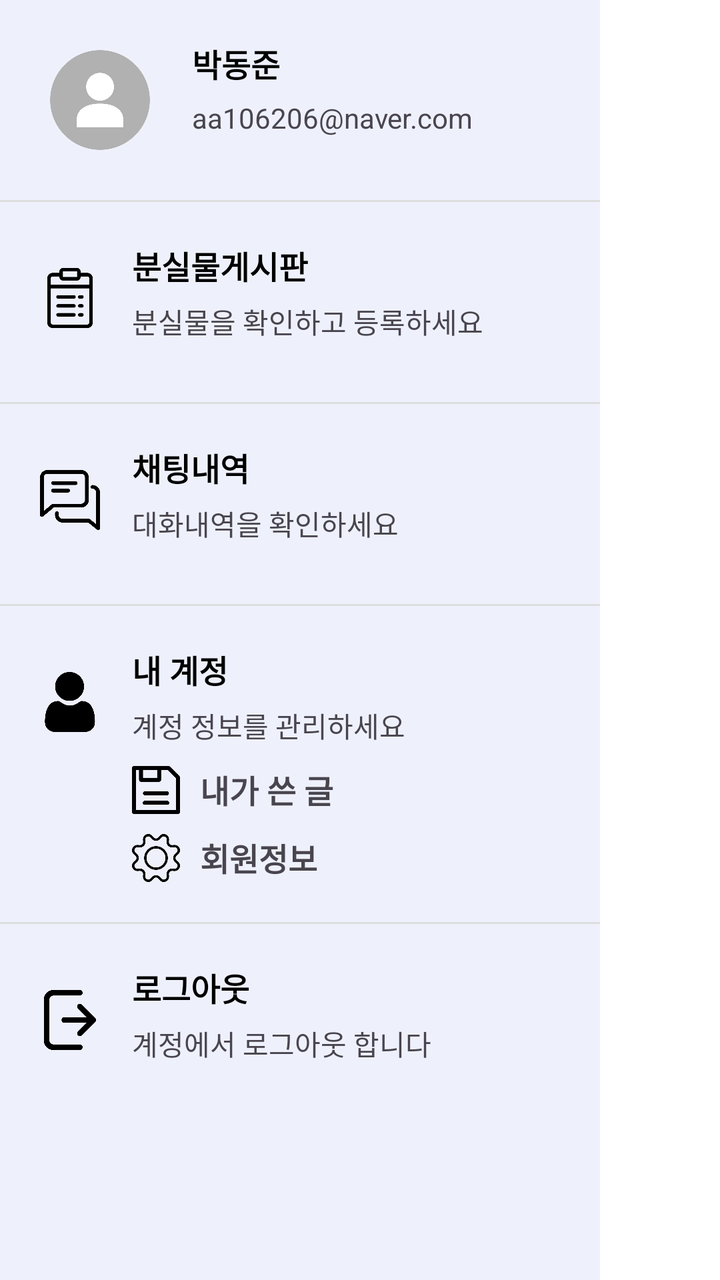
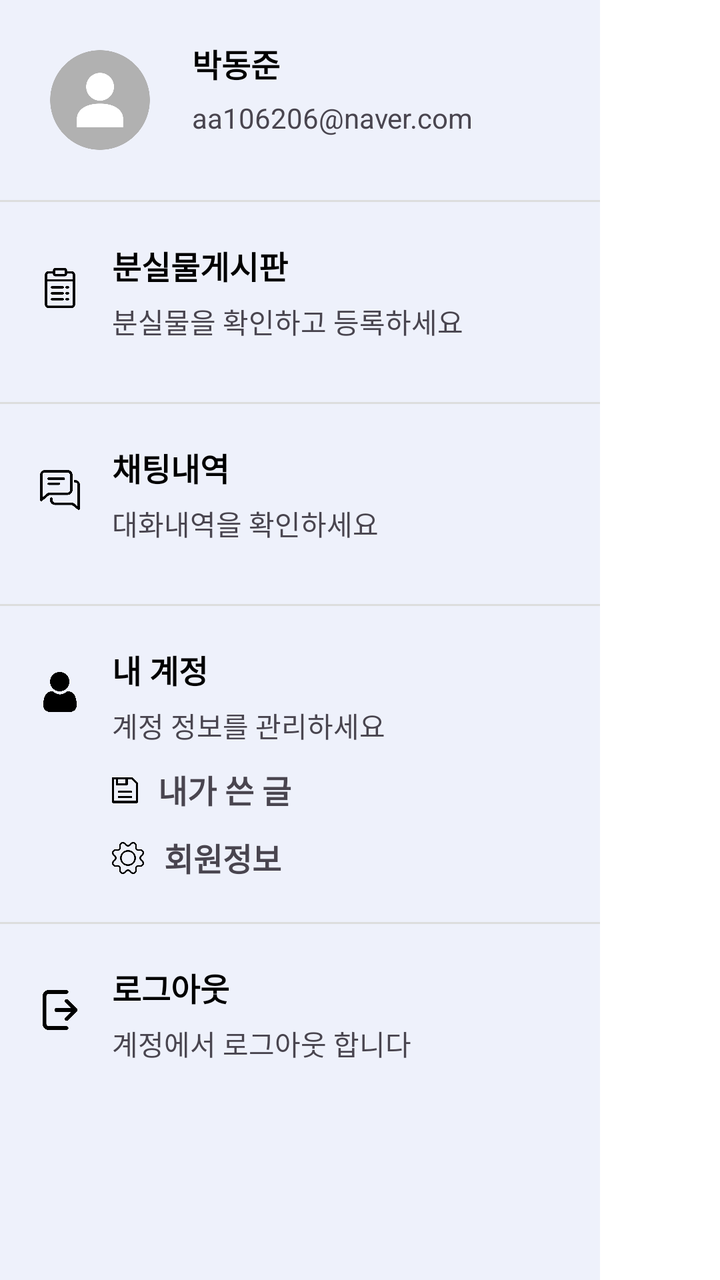

The first picture is an Android layout as it rendered before a commit; the second is the same layout after the commit. The layout source and the unified diff follow.
<!-- AndroidManifest.xml: application theme Theme.Lostfind -->
<!-- res/layout/navigation.xml -->
<?xml version="1.0" encoding="utf-8"?>
<com.google.android.material.navigation.NavigationView
    xmlns:android="http://schemas.android.com/apk/res/android"
    android:layout_width="300dp"
    android:layout_height="match_parent"
    xmlns:app="http://schemas.android.com/apk/res-auto"
    android:elevation="24dp"
    android:background="#FFFFFF">
    <LinearLayout
        android:layout_width="300dp"
        android:layout_height="match_parent"
        android:orientation="vertical"
        android:gravity="right"
        app:layout_constraintEnd_toEndOf="parent"
        android:background="@color/one">

        <LinearLayout
            android:layout_width="match_parent"
            android:layout_height="100dp"
            android:padding="20dp">
            <ImageView
                android:layout_width="60dp"
                android:layout_height="60dp"
                android:src="@drawable/default_infoicon"
                android:layout_marginEnd="16dp" />
            <LinearLayout
                android:layout_width="wrap_content"
                android:layout_height="wrap_content"
                android:orientation="vertical">
                <TextView
                    android:id="@+id/userName"
                    android:layout_width="wrap_content"
                    android:layout_height="wrap_content"
                    android:layout_marginBottom="6dp"
                    android:text="박동준"
                    android:textSize="16sp"
                    android:textColor="#000000"
                    android:textStyle="bold"/>
                <TextView
                    android:id="@+id/userEmail"
                    android:layout_width="wrap_content"
                    android:layout_height="wrap_content"
                    android:text="aa106206@naver.com"
                    android:textSize="14sp" />
            </LinearLayout>
        </LinearLayout>


        <View
            android:layout_width="match_parent"
            android:layout_height="1dp"
            android:background="#DDDDDD" />


        <LinearLayout
            android:id="@+id/goPostlist"
            android:layout_width="match_parent"
            android:layout_height="100dp"
            android:padding="20dp">
            <ImageView
                android:layout_width="30dp"
                android:layout_height="30dp"
                android:layout_marginTop="13dp"
                android:src="@drawable/in_navi1"
                android:layout_marginEnd="16dp" />
            <LinearLayout
                android:layout_width="wrap_content"
                android:layout_height="wrap_content"
                android:orientation="vertical">
                <TextView
                    android:layout_width="wrap_content"
                    android:layout_height="wrap_content"
                    android:layout_marginBottom="6dp"
                    android:text="분실물게시판"
                    android:textSize="16sp"
                    android:textColor="#000000"
                    android:textStyle="bold"/>
                <TextView
                    android:layout_width="wrap_content"
                    android:layout_height="wrap_content"
                    android:text="분실물을 확인하고 등록하세요"
                    android:textSize="14sp" />
            </LinearLayout>
        </LinearLayout>


        <View
            android:layout_width="match_parent"
            android:layout_height="1dp"
            android:background="#DDDDDD" />


        <LinearLayout
            android:id="@+id/goChat"
            android:layout_width="match_parent"
            android:layout_height="100dp"
            android:padding="20dp">
            <ImageView
                android:layout_width="30dp"
                android:layout_height="30dp"
                android:layout_marginTop="13dp"
                android:src="@drawable/chat"
                android:layout_marginEnd="16dp" />
            <LinearLayout
                android:layout_width="wrap_content"
                android:layout_height="wrap_content"
                android:orientation="vertical">
                <TextView
                    android:layout_width="wrap_content"
                    android:layout_height="wrap_content"
                    android:layout_marginBottom="6dp"
                    android:text="채팅내역"
                    android:textSize="16sp"
                    android:textColor="#000000"
                    android:textStyle="bold"/>
                <TextView
                    android:layout_width="wrap_content"
                    android:layout_height="wrap_content"
                    android:text="대화내역을 확인하세요"
                    android:textSize="14sp" />
            </LinearLayout>
        </LinearLayout>


        <View
            android:layout_width="match_parent"
            android:layout_height="1dp"
            android:background="#DDDDDD" />


        <LinearLayout
            android:layout_width="match_parent"
            android:layout_height="wrap_content"
            android:padding="20dp">
            <ImageView
                android:layout_width="30dp"
                android:layout_height="30dp"
                android:layout_marginTop="13dp"
                android:src="@drawable/user"
                android:layout_marginEnd="16dp" />
            <LinearLayout
                android:layout_width="wrap_content"
                android:layout_height="wrap_content"
                android:orientation="vertical">
                <TextView
                    android:layout_width="wrap_content"
                    android:layout_height="wrap_content"
                    android:layout_marginBottom="6dp"
                    android:text="내 계정"
                    android:textSize="16sp"
                    android:textColor="#000000"
                    android:textStyle="bold"/>
                <TextView
                    android:layout_width="wrap_content"
                    android:layout_height="wrap_content"
                    android:text="계정 정보를 관리하세요"
                    android:textSize="14sp" />
                <LinearLayout
                    android:id="@+id/goMypost"
                    android:layout_width="wrap_content"
                    android:layout_height="wrap_content"
                    android:orientation="horizontal"
                    android:layout_marginBottom="10dp"
                    android:layout_marginTop="10dp">
                    <ImageView
                        android:layout_width="24dp"
                        android:layout_height="24dp"
                        android:src="@drawable/in_navi6"
                        android:layout_marginRight="10dp"/>
                    <TextView
                        android:layout_width="wrap_content"
                        android:layout_height="wrap_content"
                        android:text="내가 쓴 글"
                        android:textSize="16sp"
                        android:textStyle="bold"/>
                </LinearLayout>
                <LinearLayout
                    android:id="@+id/goMyinfo"
                    android:layout_width="wrap_content"
                    android:layout_height="wrap_content"
                    android:orientation="horizontal">
                    <ImageView
                        android:layout_width="24dp"
                        android:layout_height="24dp"
                        android:src="@drawable/in_navi3"
                        android:layout_marginRight="10dp"/>
                    <TextView
                        android:layout_width="wrap_content"
                        android:layout_height="wrap_content"
                        android:text="회원정보"
                        android:textSize="16sp"
                        android:textStyle="bold"/>
                </LinearLayout>
            </LinearLayout>
        </LinearLayout>


        <View
            android:layout_width="match_parent"
            android:layout_height="1dp"
            android:background="#DDDDDD" />


        <LinearLayout
            android:id="@+id/goStart"
            android:layout_width="match_parent"
            android:layout_height="100dp"
            android:padding="20dp">
            <ImageView
                android:layout_width="30dp"
                android:layout_height="30dp"
                android:layout_marginTop="13dp"
                android:src="@drawable/logout"
                android:layout_marginEnd="16dp" />
            <LinearLayout
                android:layout_width="wrap_content"
                android:layout_height="wrap_content"
                android:orientation="vertical">
                <TextView
                    android:layout_width="wrap_content"
                    android:layout_height="wrap_content"
                    android:layout_marginBottom="6dp"
                    android:text="로그아웃"
                    android:textSize="16sp"
                    android:textColor="#000000"
                    android:textStyle="bold"/>
                <TextView
                    android:layout_width="wrap_content"
                    android:layout_height="wrap_content"
                    android:text="계정에서 로그아웃 합니다"
                    android:textSize="14sp" />
            </LinearLayout>
        </LinearLayout>
    </LinearLayout>
</com.google.android.material.navigation.NavigationView>
<!-- resources referenced by this layout -->
<resources>
  <color name="one">#EEF1FB</color>
  <!-- drawable chat: png bitmap (drawable, 9886 bytes) -->
  <!-- drawable default_infoicon: png bitmap (drawable, 16943 bytes) -->
  <!-- drawable in_navi1: png bitmap (drawable, 4513 bytes) -->
  <!-- drawable in_navi3: png bitmap (drawable, 6284 bytes) -->
  <!-- drawable in_navi6: png bitmap (drawable, 2003 bytes) -->
  <!-- drawable logout: png bitmap (drawable, 7623 bytes) -->
  <!-- drawable user: png bitmap (drawable, 11096 bytes) -->
  <style name="Theme.Lostfind" parent="Base.Theme.Lostfind" />
  <style name="Base.Theme.Lostfind" parent="Theme.Material3.DayNight.NoActionBar">
          
          
      </style>
</resources>

<!-- the commit's change to res/layout/navigation.xml (unified diff, before → after) -->
@@ -58,8 +58,8 @@
             android:layout_height="100dp"
             android:padding="20dp">
             <ImageView
-                android:layout_width="30dp"
-                android:layout_height="30dp"
+                android:layout_width="20dp"
+                android:layout_height="20dp"
                 android:layout_marginTop="13dp"
                 android:src="@drawable/in_navi1"
                 android:layout_marginEnd="16dp" />
@@ -96,8 +96,8 @@
             android:layout_height="100dp"
             android:padding="20dp">
             <ImageView
-                android:layout_width="30dp"
-                android:layout_height="30dp"
+                android:layout_width="20dp"
+                android:layout_height="20dp"
                 android:layout_marginTop="13dp"
                 android:src="@drawable/chat"
                 android:layout_marginEnd="16dp" />
@@ -133,8 +133,8 @@
             android:layout_height="wrap_content"
             android:padding="20dp">
             <ImageView
-                android:layout_width="30dp"
-                android:layout_height="30dp"
+                android:layout_width="20dp"
+                android:layout_height="20dp"
                 android:layout_marginTop="13dp"
                 android:src="@drawable/user"
                 android:layout_marginEnd="16dp" />
@@ -163,7 +163,7 @@
                     android:layout_marginBottom="10dp"
                     android:layout_marginTop="10dp">
                     <ImageView
-                        android:layout_width="24dp"
+                        android:layout_width="13dp"
                         android:layout_height="24dp"
                         android:src="@drawable/in_navi6"
                         android:layout_marginRight="10dp"/>
@@ -180,7 +180,7 @@
                     android:layout_height="wrap_content"
                     android:orientation="horizontal">
                     <ImageView
-                        android:layout_width="24dp"
+                        android:layout_width="16dp"
                         android:layout_height="24dp"
                         android:src="@drawable/in_navi3"
                         android:layout_marginRight="10dp"/>
@@ -200,15 +200,14 @@
             android:layout_height="1dp"
             android:background="#DDDDDD" />
 
-
         <LinearLayout
             android:id="@+id/goStart"
             android:layout_width="match_parent"
             android:layout_height="100dp"
             android:padding="20dp">
             <ImageView
-                android:layout_width="30dp"
-                android:layout_height="30dp"
+                android:layout_width="20dp"
+                android:layout_height="20dp"
                 android:layout_marginTop="13dp"
                 android:src="@drawable/logout"
                 android:layout_marginEnd="16dp" />
